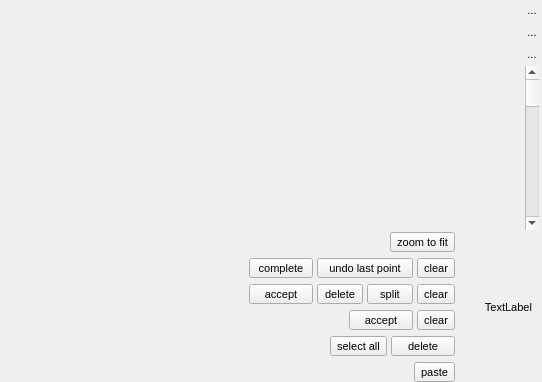
pyushkevich/itksnap, file GUI/Qt/Components/SliceViewPanel.ui: the form before one commit.
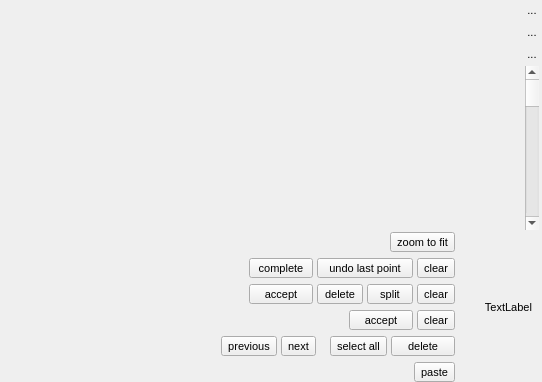
The form after the commit. Icons and pictures are not drawn. Custom widgets are drawn as their Qt base class.

Commit message: Added saving of annotations to workspaces; Added next/previous annotation search

The edit to the form file:
```diff
--- a/GUI/Qt/Components/SliceViewPanel.ui
+++ b/GUI/Qt/Components/SliceViewPanel.ui
@@ -608,6 +608,64 @@
               </property>
              </spacer>
             </item>
+            <item>
+             <widget class="QToolButton" name="btnAnnotationPrevious">
+              <property name="maximumSize">
+               <size>
+                <width>16777215</width>
+                <height>20</height>
+               </size>
+              </property>
+              <property name="font">
+               <font>
+                <pointsize>-1</pointsize>
+               </font>
+              </property>
+              <property name="text">
+               <string>previous</string>
+              </property>
+              <property name="toolButtonStyle">
+               <enum>Qt::ToolButtonTextOnly</enum>
+              </property>
+             </widget>
+            </item>
+            <item>
+             <widget class="QToolButton" name="btnAnnotationNext">
+              <property name="maximumSize">
+               <size>
+                <width>16777215</width>
+                <height>20</height>
+               </size>
+              </property>
+              <property name="font">
+               <font>
+                <pointsize>-1</pointsize>
+               </font>
+              </property>
+              <property name="text">
+               <string>next</string>
+              </property>
+              <property name="toolButtonStyle">
+               <enum>Qt::ToolButtonTextOnly</enum>
+              </property>
+             </widget>
+            </item>
+            <item>
+             <spacer name="horizontalSpacer_7">
+              <property name="orientation">
+               <enum>Qt::Horizontal</enum>
+              </property>
+              <property name="sizeType">
+               <enum>QSizePolicy::Fixed</enum>
+              </property>
+              <property name="sizeHint" stdset="0">
+               <size>
+                <width>10</width>
+                <height>20</height>
+               </size>
+              </property>
+             </spacer>
+            </item>
             <item>
              <widget class="QToolButton" name="btnAnnotationSelectAll">
               <property name="maximumSize">
```
Left out of the diff: 30 changed lines with no effect on the pictures. The commit also changes 9 other files.
